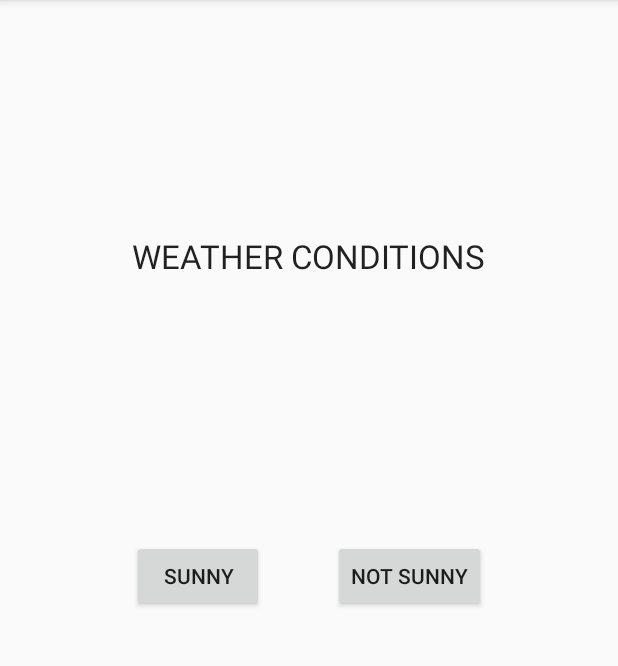
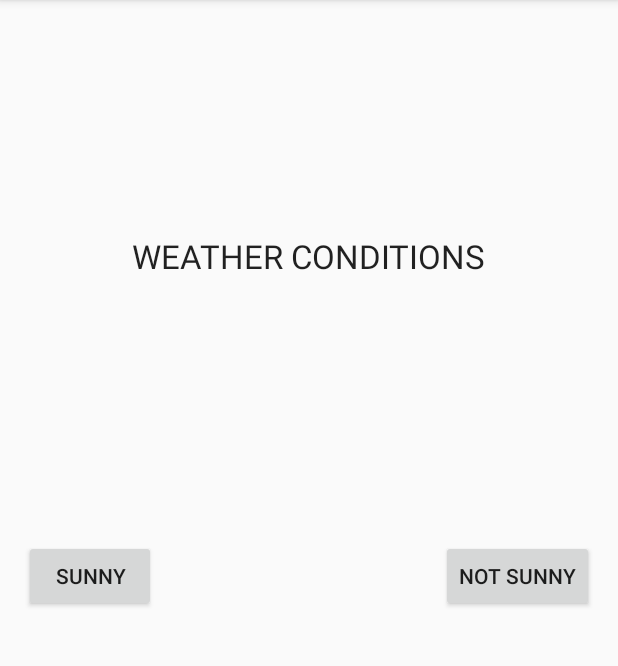
Before and after one commit to anthonymiyoro/firebase_android_experiment, an Android app: the screen it shows after launch (MainActivity), on a phone screen of 412 x 824 dp, the part 84-750 px from its top. Run offline under Robolectric (Android 15) with nearby library versions, the phone set to English and light mode, and no system bars.

```diff
--- a/app/src/main/java/com/example/tony/crowdweather/MainActivity.java
+++ b/app/src/main/java/com/example/tony/crowdweather/MainActivity.java
@@ -13,6 +13,14 @@ public class MainActivity extends Activity {
         super.onCreate(savedInstanceState);
         setContentView(R.layout.activity_main);
     }
+
+    @Override
+    protected void  onStart(){
+        super.onStart();
+    }
+
+
+
 
     @Override
     public boolean onCreateOptionsMenu(Menu menu) {
--- a/app/src/main/res/layout/activity_main.xml
+++ b/app/src/main/res/layout/activity_main.xml
@@ -18,16 +18,16 @@
     <Button
         android:layout_width="wrap_content"
         android:layout_height="wrap_content"
-        android:text="SUNNY"
-        android:id="@+id/button"
-        android:layout_centerVertical="true"
-        android:layout_alignStart="@+id/textView" />
+        android:text="NOT SUNNY"
+        android:id="@+id/cloudy"
+        android:layout_alignParentEnd="true"
+        android:layout_centerVertical="true" />
 
     <Button
         android:layout_width="wrap_content"
         android:layout_height="wrap_content"
-        android:text="NOT SUNNY"
-        android:id="@+id/button2"
-        android:layout_centerVertical="true"
-        android:layout_alignEnd="@+id/textView" />
+        android:text="sunny"
+        android:id="@+id/sunny"
+        android:layout_alignTop="@+id/cloudy"
+        android:layout_alignParentStart="true" />
 </RelativeLayout>
```
